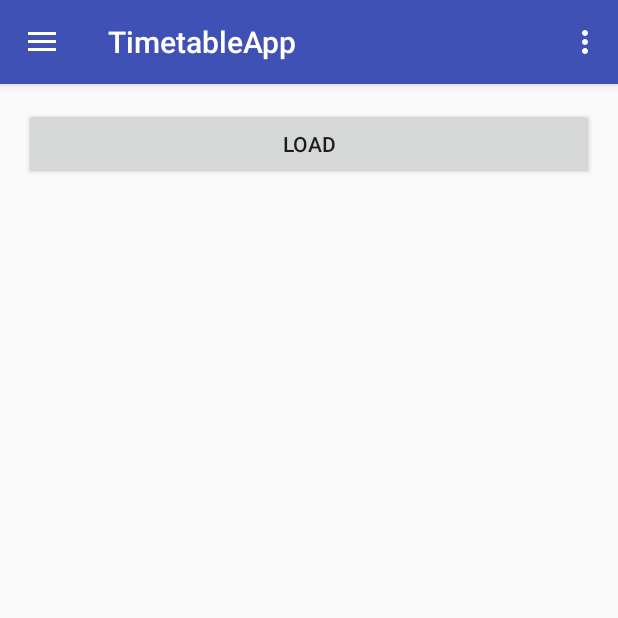
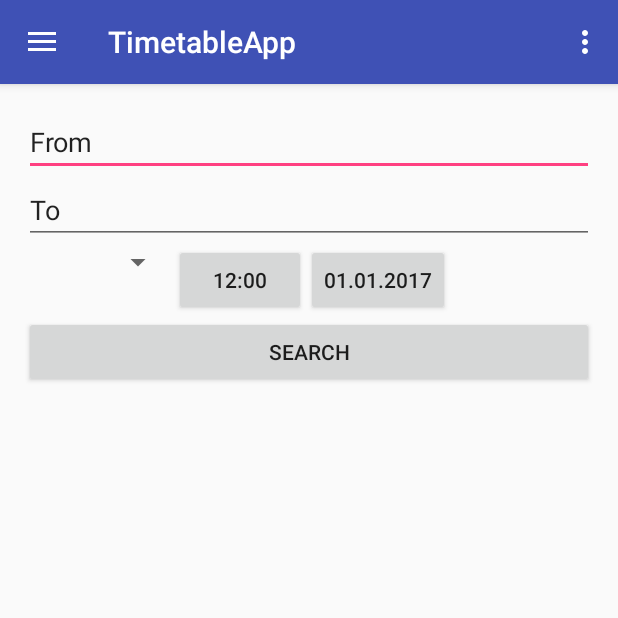
Before and after one commit to IDIjana/FahrplanApp, an Android app: the screen it shows after launch (MainActivity), on a phone screen of 412 x 824 dp, the top half of it. Run offline under Robolectric (Android 15) with nearby library versions, the phone set to English and light mode, and no system bars; libraries missing offline, so code that uses them is left out: ch.schoeb.opendatatransport; 2 statements that could not run were skipped.

Commit message:
Corrections in string.xml Basic layout for train search

```diff
--- a/app/src/main/res/layout/content_main.xml
+++ b/app/src/main/res/layout/content_main.xml
@@ -13,12 +13,65 @@
     tools:context="ch.hsr.se.mas.fahrplanapp.MainActivity"
     tools:showIn="@layout/app_bar_main">
 
+    <AutoCompleteTextView
+        android:id="@+id/text_from"
+        android:layout_width="wrap_content"
+        android:layout_height="wrap_content"
+        android:layout_alignParentTop="true"
+        android:layout_alignParentStart="true"
+        android:layout_alignParentEnd="true"
+        android:layout_centerHorizontal="true"
+        android:text="From"
+        android:labelFor="@id/text_from"
+        tools:ignore="HardcodedText" />
+
+    <AutoCompleteTextView
+        android:id="@+id/text_to"
+        android:layout_width="wrap_content"
+        android:layout_height="wrap_content"
+        android:layout_alignParentStart="true"
+        android:layout_alignParentEnd="true"
+        android:layout_centerHorizontal="true"
+        android:layout_below="@id/text_from"
+        android:text="To"
+        android:labelFor="@id/text_to"
+        tools:ignore="HardcodedText" />
+
+    <Spinner
+        android:layout_width="100dp"
+        android:layout_height="wrap_content"
+        android:layout_below="@+id/text_to"
+        android:layout_alignParentStart="true"
+        android:id="@+id/selector_departure_arrival" />
+
     <Button
         android:layout_width="wrap_content"
         android:layout_height="wrap_content"
-        android:text="Load"
-        android:id="@+id/buttonLoad"
+        android:text="12:00"
+        android:id="@+id/button_time_selection"
+        android:layout_toEndOf="@id/selector_departure_arrival"
+        android:layout_below="@id/text_to"
+        tools:ignore="HardcodedText" />
+
+    <Button
+        android:layout_width="wrap_content"
+        android:layout_height="wrap_content"
+        android:text="01.01.2017"
+        android:id="@+id/button_date_selection"
+        android:layout_toEndOf="@id/button_time_selection"
+        android:layout_below="@id/text_to"
+        tools:ignore="HardcodedText" />
+
+    <Button
+        android:layout_width="wrap_content"
+        android:layout_height="wrap_content"
+        android:text="@string/button_search"
+        android:id="@+id/button_search"
         android:layout_alignParentStart="true"
         android:layout_alignParentEnd="true"
+        android:layout_below="@id/button_time_selection"
         tools:ignore="HardcodedText" />
+
+
+
 </RelativeLayout>
--- a/app/src/main/res/values/strings.xml
+++ b/app/src/main/res/values/strings.xml
@@ -16,4 +16,10 @@
         This app was programmed during the course \"SE for mobile applications\".\n
         There is no guarantee for the correctness of the data. Please only use this app at your own risk.
     </string>
+    <string name="button_search">Search</string>
+
+    <string-array name="departure_arrival">
+        <item>Departure</item>
+        <item>Arrival</item>
+    </string-array>
 </resources>
```
Also changed, not shown: 1 other file.
